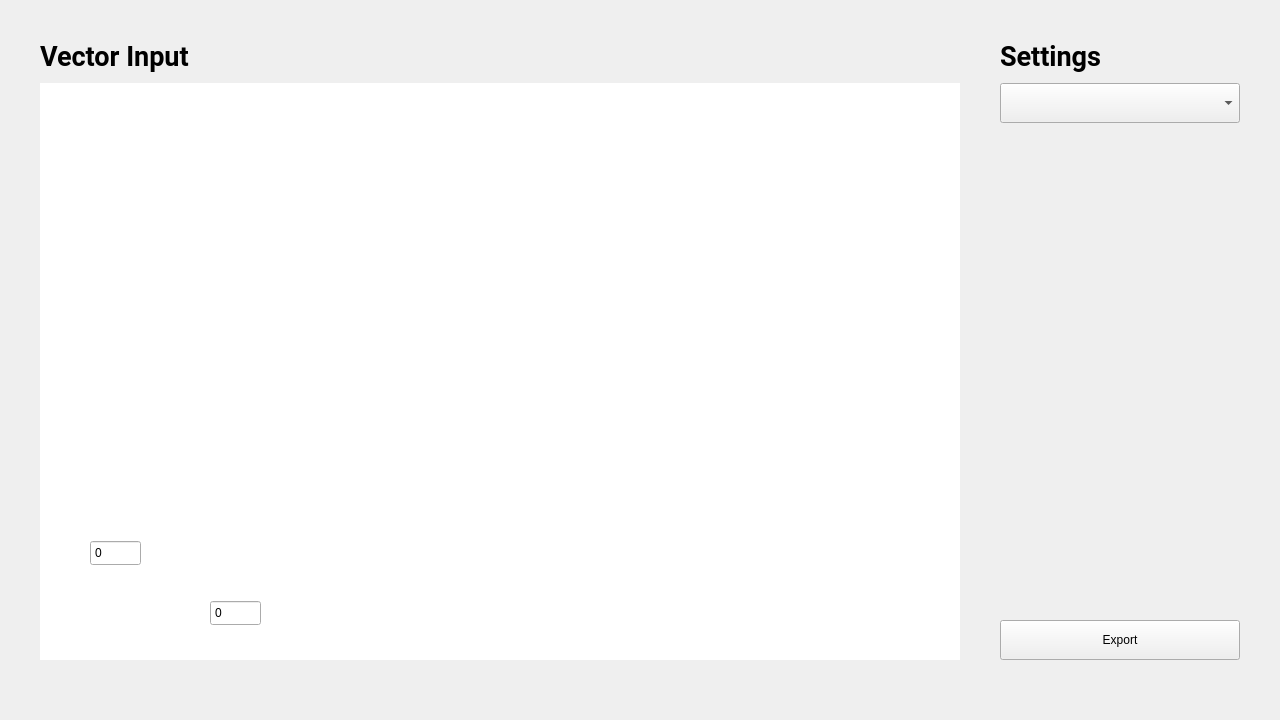
PimenovAlexander/corecvs, file applications/vinylCutter/mainWindow.ui: the form before one commit.
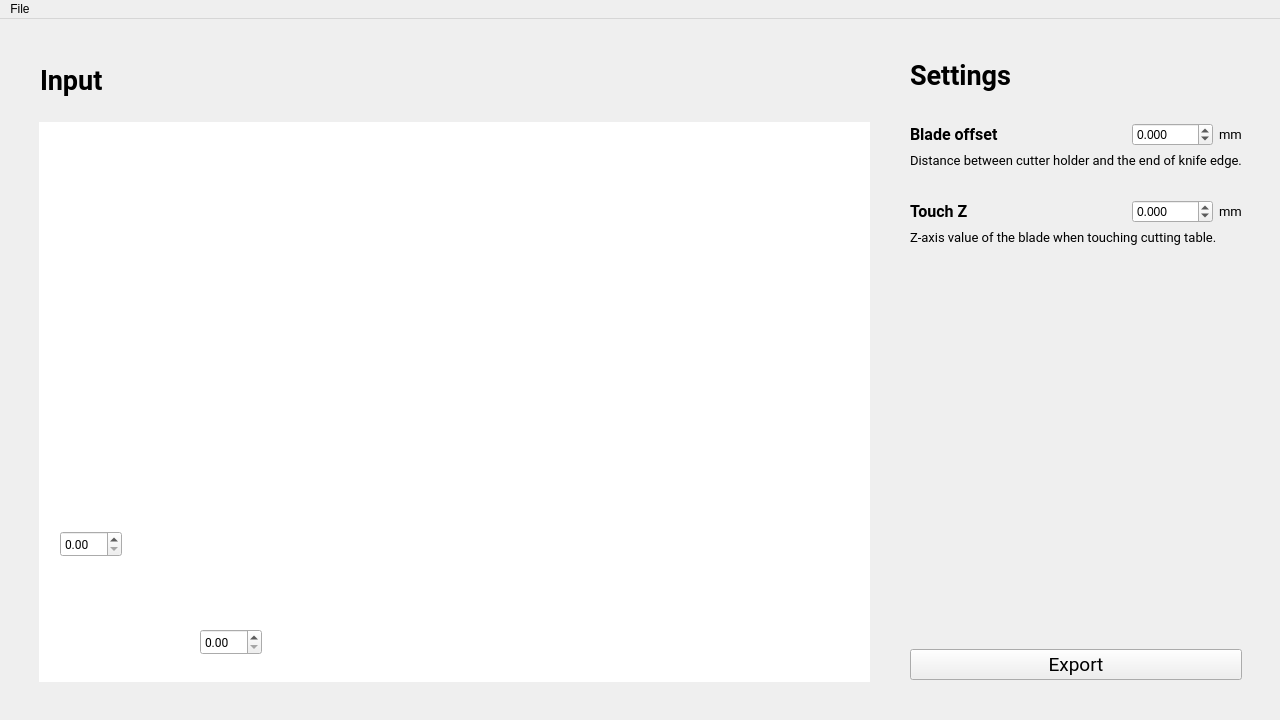
The form after the commit. Custom widgets are drawn as their Qt base class.

The edit to the form file:
```diff
--- a/applications/vinylCutter/mainWindow.ui
+++ b/applications/vinylCutter/mainWindow.ui
@@ -24,9 +24,9 @@
     <property name="geometry">
      <rect>
       <x>40</x>
-      <y>40</y>
-      <width>151</width>
-      <height>33</height>
+      <y>43</y>
+      <width>63</width>
+      <height>37</height>
      </rect>
     </property>
     <property name="font">
@@ -38,116 +38,532 @@
      </font>
     </property>
     <property name="text">
-     <string>Vector Input</string>
+     <string>Input</string>
     </property>
    </widget>
-   <widget class="QLabel" name="labelSettings">
+   <widget class="QGraphicsView" name="graphicsView">
     <property name="geometry">
      <rect>
-      <x>1000</x>
-      <y>40</y>
-      <width>240</width>
-      <height>33</height>
+      <x>39</x>
+      <y>103</y>
+      <width>831</width>
+      <height>560</height>
      </rect>
     </property>
-    <property name="font">
-     <font>
-      <family>Roboto</family>
-      <pointsize>20</pointsize>
-      <weight>75</weight>
-      <bold>true</bold>
-     </font>
+    <property name="frameShape">
+     <enum>QFrame::NoFrame</enum>
     </property>
-    <property name="text">
-     <string>Settings</string>
+    <property name="verticalScrollBarPolicy">
+     <enum>Qt::ScrollBarAlwaysOff</enum>
     </property>
-   </widget>
-   <widget class="QComboBox" name="comboBox">
-    <property name="geometry">
-     <rect>
-      <x>1000</x>
-      <y>83</y>
-      <width>240</width>
-      <height>40</height>
-     </rect>
+    <property name="horizontalScrollBarPolicy">
+     <enum>Qt::ScrollBarAlwaysOff</enum>
     </property>
-    <property name="currentText">
-     <string/>
+    <property name="interactive">
+     <bool>false</bool>
     </property>
-    <property name="frame">
-     <bool>true</bool>
+    <property name="sceneRect">
+     <rectf>
+      <x>0.000000000000000</x>
+      <y>0.000000000000000</y>
+      <width>640.000000000000000</width>
+      <height>400.000000000000000</height>
+     </rectf>
     </property>
    </widget>
-   <widget class="QPushButton" name="pushButton">
+   <widget class="MyGraphicsView" name="graphicsView_2">
     <property name="geometry">
      <rect>
-      <x>1000</x>
-      <y>620</y>
-      <width>240</width>
-      <height>40</height>
+      <x>229</x>
+      <y>143</y>
+      <width>601</width>
+      <height>381</height>
      </rect>
     </property>
-    <property name="text">
-     <string>Export</string>
-    </property>
-   </widget>
-   <widget class="MyGraphicsView" name="graphicsView">
-    <property name="geometry">
-     <rect>
-      <x>40</x>
-      <y>83</y>
-      <width>920</width>
-      <height>577</height>
-     </rect>
-    </property>
-    <property name="sizePolicy">
-     <sizepolicy hsizetype="Preferred" vsizetype="Preferred">
-      <horstretch>0</horstretch>
-      <verstretch>0</verstretch>
-     </sizepolicy>
-    </property>
     <property name="frameShape">
      <enum>QFrame::NoFrame</enum>
     </property>
-    <property name="frameShadow">
-     <enum>QFrame::Plain</enum>
+    <property name="verticalScrollBarPolicy">
+     <enum>Qt::ScrollBarAlwaysOff</enum>
     </property>
-    <property name="lineWidth">
-     <number>0</number>
+    <property name="horizontalScrollBarPolicy">
+     <enum>Qt::ScrollBarAlwaysOff</enum>
     </property>
    </widget>
-   <widget class="QSpinBox" name="xShift">
+   <widget class="QDoubleSpinBox" name="xShift">
     <property name="geometry">
      <rect>
-      <x>210</x>
-      <y>600</y>
-      <width>51</width>
+      <x>200</x>
+      <y>610</y>
+      <width>62</width>
       <height>26</height>
      </rect>
     </property>
-    <property name="buttonSymbols">
-     <enum>QAbstractSpinBox::NoButtons</enum>
+    <property name="font">
+     <font>
+      <family>Roboto</family>
+     </font>
     </property>
     <property name="maximum">
-     <number>9999</number>
+     <double>10000.000000000000000</double>
     </property>
    </widget>
-   <widget class="QSpinBox" name="yShift">
+   <widget class="QDoubleSpinBox" name="yShift">
     <property name="geometry">
      <rect>
-      <x>90</x>
-      <y>540</y>
-      <width>51</width>
+      <x>60</x>
+      <y>512</y>
+      <width>62</width>
       <height>26</height>
      </rect>
     </property>
-    <property name="buttonSymbols">
-     <enum>QAbstractSpinBox::NoButtons</enum>
+    <property name="font">
+     <font>
+      <family>Roboto</family>
+     </font>
     </property>
+    <property name="autoFillBackground">
+     <bool>false</bool>
+    </property>
+    <property name="showGroupSeparator" stdset="0">
+     <bool>false</bool>
+    </property>
     <property name="maximum">
-     <number>9999</number>
+     <double>10000.000000000000000</double>
     </property>
    </widget>
+   <widget class="QWidget" name="">
+    <property name="geometry">
+     <rect>
+      <x>870</x>
+      <y>0</y>
+      <width>412</width>
+      <height>701</height>
+     </rect>
+    </property>
+    <layout class="QGridLayout" name="gridLayout">
+     <property name="leftMargin">
+      <number>40</number>
+     </property>
+     <property name="topMargin">
+      <number>40</number>
+     </property>
+     <property name="rightMargin">
+      <number>40</number>
+     </property>
+     <property name="bottomMargin">
+      <number>40</number>
+     </property>
+     <item row="5" column="1">
+      <widget class="QLabel" name="label_2">
+       <property name="font">
+        <font>
+         <family>Roboto</family>
+         <pointsize>12</pointsize>
+         <weight>75</weight>
+         <bold>true</bold>
+        </font>
+       </property>
+       <property name="text">
+        <string>Touch Z</string>
+       </property>
+      </widget>
+     </item>
+     <item row="11" column="1">
+      <spacer name="verticalSpacer_18">
+       <property name="orientation">
+        <enum>Qt::Vertical</enum>
+       </property>
+       <property name="sizeHint" stdset="0">
+        <size>
+         <width>20</width>
+         <height>40</height>
+        </size>
+       </property>
+      </spacer>
+     </item>
+     <item row="5" column="2">
+      <spacer name="horizontalSpacer">
+       <property name="orientation">
+        <enum>Qt::Horizontal</enum>
+       </property>
+       <property name="sizeHint" stdset="0">
+        <size>
+         <width>40</width>
+         <height>20</height>
+        </size>
+       </property>
+      </spacer>
+     </item>
+     <item row="8" column="1">
+      <spacer name="verticalSpacer_17">
+       <property name="orientation">
+        <enum>Qt::Vertical</enum>
+       </property>
+       <property name="sizeHint" stdset="0">
+        <size>
+         <width>20</width>
+         <height>40</height>
+        </size>
+       </property>
+      </spacer>
+     </item>
+     <item row="2" column="2">
+      <spacer name="horizontalSpacer_2">
+       <property name="orientation">
+        <enum>Qt::Horizontal</enum>
+       </property>
+       <property name="sizeHint" stdset="0">
+        <size>
+         <width>40</width>
+         <height>20</height>
+        </size>
+       </property>
+      </spacer>
+     </item>
+     <item row="15" column="1">
+      <spacer name="verticalSpacer_14">
+       <property name="orientation">
+        <enum>Qt::Vertical</enum>
+       </property>
+       <property name="sizeHint" stdset="0">
+        <size>
+         <width>20</width>
+         <height>40</height>
+        </size>
+       </property>
+      </spacer>
+     </item>
+     <item row="2" column="1">
+      <widget class="QLabel" name="label">
+       <property name="font">
+        <font>
+         <family>Roboto</family>
+         <pointsize>12</pointsize>
+         <weight>75</weight>
+         <bold>true</bold>
+        </font>
+       </property>
+       <property name="text">
+        <string>Blade offset</string>
+       </property>
+      </widget>
+     </item>
+     <item row="19" column="1">
+      <spacer name="verticalSpacer_10">
+       <property name="orientation">
+        <enum>Qt::Vertical</enum>
+       </property>
+       <property name="sizeHint" stdset="0">
+        <size>
+         <width>20</width>
+         <height>40</height>
+        </size>
+       </property>
+      </spacer>
+     </item>
+     <item row="7" column="1" colspan="4">
+      <widget class="QLabel" name="label_3">
+       <property name="font">
+        <font>
+         <family>Roboto</family>
+         <pointsize>10</pointsize>
+        </font>
+       </property>
+       <property name="text">
+        <string>Z-axis value of the blade when touching cutting table.</string>
+       </property>
+      </widget>
+     </item>
+     <item row="1" column="1" colspan="4">
+      <spacer name="verticalSpacer_2">
+       <property name="orientation">
+        <enum>Qt::Vertical</enum>
+       </property>
+       <property name="sizeHint" stdset="0">
+        <size>
+         <width>20</width>
+         <height>40</height>
+        </size>
+       </property>
+      </spacer>
+     </item>
+     <item row="18" column="1">
+      <spacer name="verticalSpacer_8">
+       <property name="orientation">
+        <enum>Qt::Vertical</enum>
+       </property>
+       <property name="sizeHint" stdset="0">
+        <size>
+         <width>20</width>
+         <height>40</height>
+        </size>
+       </property>
+      </spacer>
+     </item>
+     <item row="0" column="1">
+      <widget class="QLabel" name="label_7">
+       <property name="font">
+        <font>
+         <family>Roboto</family>
+         <pointsize>20</pointsize>
+         <weight>75</weight>
+         <bold>true</bold>
+        </font>
+       </property>
+       <property name="text">
+        <string>Settings</string>
+       </property>
+      </widget>
+     </item>
+     <item row="23" column="1">
+      <spacer name="verticalSpacer_3">
+       <property name="orientation">
+        <enum>Qt::Vertical</enum>
+       </property>
+       <property name="sizeHint" stdset="0">
+        <size>
+         <width>20</width>
+         <height>40</height>
+        </size>
+       </property>
+      </spacer>
+     </item>
+     <item row="24" column="1" colspan="4">
+      <widget class="QPushButton" name="pushButton">
+       <property name="enabled">
+        <bool>true</bool>
+       </property>
+       <property name="font">
+        <font>
+         <family>Roboto</family>
+         <pointsize>14</pointsize>
+        </font>
+       </property>
+       <property name="text">
+        <string>Export</string>
+       </property>
+      </widget>
+     </item>
+     <item row="5" column="4">
+      <widget class="QLabel" name="label_6">
+       <property name="font">
+        <font>
+         <family>Roboto</family>
+         <pointsize>10</pointsize>
+        </font>
+       </property>
+       <property name="text">
+        <string>mm</string>
+       </property>
+      </widget>
+     </item>
+     <item row="2" column="3">
+      <widget class="QDoubleSpinBox" name="offset">
+       <property name="decimals">
+        <number>3</number>
+       </property>
+       <property name="minimum">
+        <double>-1000.000000000000000</double>
+       </property>
+       <property name="maximum">
+        <double>1000.000000000000000</double>
+       </property>
+      </widget>
+     </item>
+     <item row="13" column="1">
+      <spacer name="verticalSpacer_13">
+       <property name="orientation">
+        <enum>Qt::Vertical</enum>
+       </property>
+       <property name="sizeHint" stdset="0">
+        <size>
+         <width>20</width>
+         <height>40</height>
+        </size>
+       </property>
+      </spacer>
+     </item>
+     <item row="21" column="1">
+      <spacer name="verticalSpacer_5">
+       <property name="orientation">
+        <enum>Qt::Vertical</enum>
+       </property>
+       <property name="sizeHint" stdset="0">
+        <size>
+         <width>20</width>
+         <height>40</height>
+        </size>
+       </property>
+      </spacer>
+     </item>
+     <item row="3" column="1" colspan="4">
+      <widget class="QLabel" name="label_4">
+       <property name="font">
+        <font>
+         <family>Roboto</family>
+         <pointsize>10</pointsize>
+        </font>
+       </property>
+       <property name="text">
+        <string>Distance between cutter holder and the end of knife edge.</string>
+       </property>
+      </widget>
+     </item>
+     <item row="2" column="4">
+      <widget class="QLabel" name="label_5">
+       <property name="font">
+        <font>
+         <family>Roboto</family>
+         <pointsize>10</pointsize>
+        </font>
+       </property>
+       <property name="text">
+        <string>mm</string>
+       </property>
+      </widget>
+     </item>
+     <item row="20" column="1">
+      <spacer name="verticalSpacer_6">
+       <property name="orientation">
+        <enum>Qt::Vertical</enum>
+       </property>
+       <property name="sizeHint" stdset="0">
+        <size>
+         <width>20</width>
+         <height>40</height>
+        </size>
+       </property>
+      </spacer>
+     </item>
+     <item row="17" column="1">
+      <spacer name="verticalSpacer_7">
+       <property name="orientation">
+        <enum>Qt::Vertical</enum>
+       </property>
+       <property name="sizeHint" stdset="0">
+        <size>
+         <width>20</width>
+         <height>40</height>
+        </size>
+       </property>
+      </spacer>
+     </item>
+     <item row="12" column="1">
+      <spacer name="verticalSpacer_11">
+       <property name="orientation">
+        <enum>Qt::Vertical</enum>
+       </property>
+       <property name="sizeHint" stdset="0">
+        <size>
+         <width>20</width>
+         <height>40</height>
+        </size>
+       </property>
+      </spacer>
+     </item>
+     <item row="10" column="1">
+      <spacer name="verticalSpacer_16">
+       <property name="orientation">
+        <enum>Qt::Vertical</enum>
+       </property>
+       <property name="sizeHint" stdset="0">
+        <size>
+         <width>20</width>
+         <height>40</height>
+        </size>
+       </property>
+      </spacer>
+     </item>
+     <item row="9" column="1">
+      <spacer name="verticalSpacer_15">
+       <property name="orientation">
+        <enum>Qt::Vertical</enum>
+       </property>
+       <property name="sizeHint" stdset="0">
+        <size>
+         <width>20</width>
+         <height>40</height>
+        </size>
+       </property>
+      </spacer>
+     </item>
+     <item row="22" column="1">
+      <spacer name="verticalSpacer_4">
+       <property name="orientation">
+        <enum>Qt::Vertical</enum>
+       </property>
+       <property name="sizeHint" stdset="0">
+        <size>
+         <width>20</width>
+         <height>40</height>
+        </size>
+       </property>
+      </spacer>
+     </item>
+     <item row="4" column="1" colspan="4">
+      <spacer name="verticalSpacer">
+       <property name="orientation">
+        <enum>Qt::Vertical</enum>
+       </property>
+       <property name="sizeHint" stdset="0">
+        <size>
+         <width>20</width>
+         <height>40</height>
+        </size>
+       </property>
+      </spacer>
+     </item>
+     <item row="16" column="1">
+      <spacer name="verticalSpacer_9">
+       <property name="orientation">
+        <enum>Qt::Vertical</enum>
+       </property>
+       <property name="sizeHint" stdset="0">
+        <size>
+         <width>20</width>
+         <height>40</height>
+        </size>
+       </property>
+      </spacer>
+     </item>
+     <item row="5" column="3">
+      <widget class="QDoubleSpinBox" name="touchZ">
+       <property name="decimals">
+        <number>3</number>
+       </property>
+       <property name="minimum">
+        <double>-1000.000000000000000</double>
+       </property>
+       <property name="maximum">
+        <double>1000.000000000000000</double>
+       </property>
+      </widget>
+     </item>
+     <item row="14" column="1">
+      <spacer name="verticalSpacer_12">
+       <property name="orientation">
+        <enum>Qt::Vertical</enum>
+       </property>
+       <property name="sizeHint" stdset="0">
+        <size>
+         <width>20</width>
+         <height>40</height>
+        </size>
+       </property>
+      </spacer>
+     </item>
+    </layout>
+   </widget>
+   <zorder>graphicsView</zorder>
+   <zorder>label</zorder>
+   <zorder>label_2</zorder>
+   <zorder>offset</zorder>
+   <zorder>touchZ</zorder>
+   <zorder>label_8</zorder>
+   <zorder>xShift</zorder>
+   <zorder>yShift</zorder>
+   <zorder>graphicsView_2</zorder>
   </widget>
   <widget class="QMenuBar" name="menubar">
    <property name="geometry">
@@ -158,6 +574,13 @@
      <height>22</height>
     </rect>
    </property>
+   <widget class="QMenu" name="menuFile">
+    <property name="title">
+     <string>File</string>
+    </property>
+    <addaction name="actionOpen"/>
+   </widget>
+   <addaction name="menuFile"/>
   </widget>
  </widget>
  <customwidgets>
```
Left out of the diff: 7 changed lines with no effect on the pictures.
